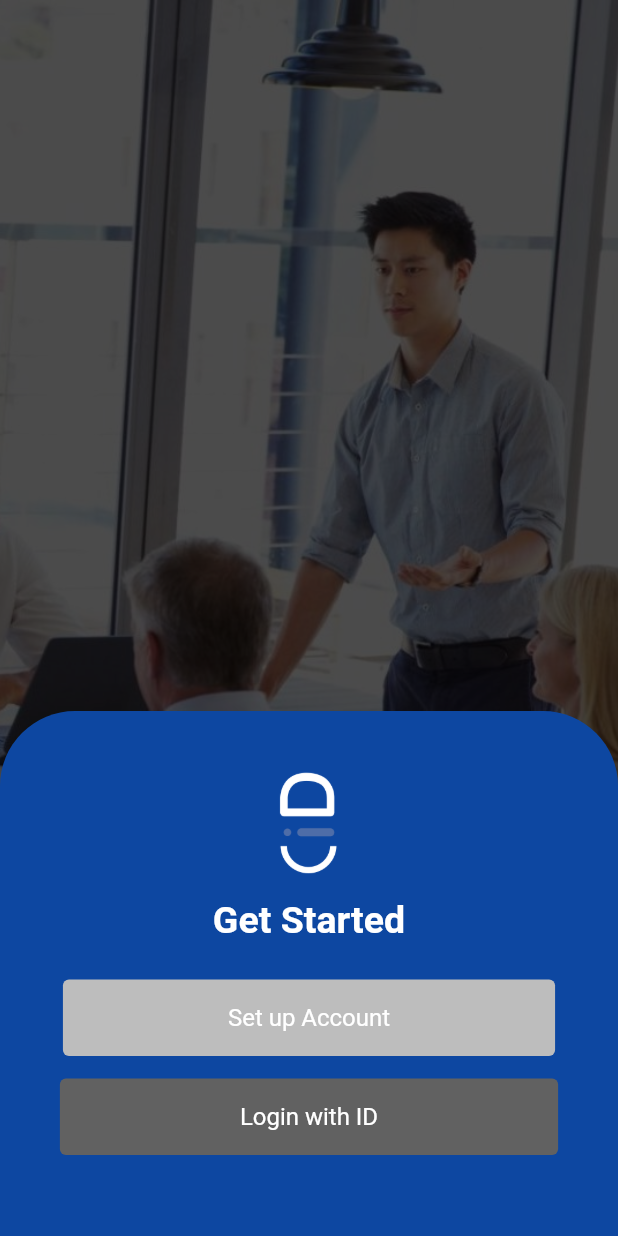
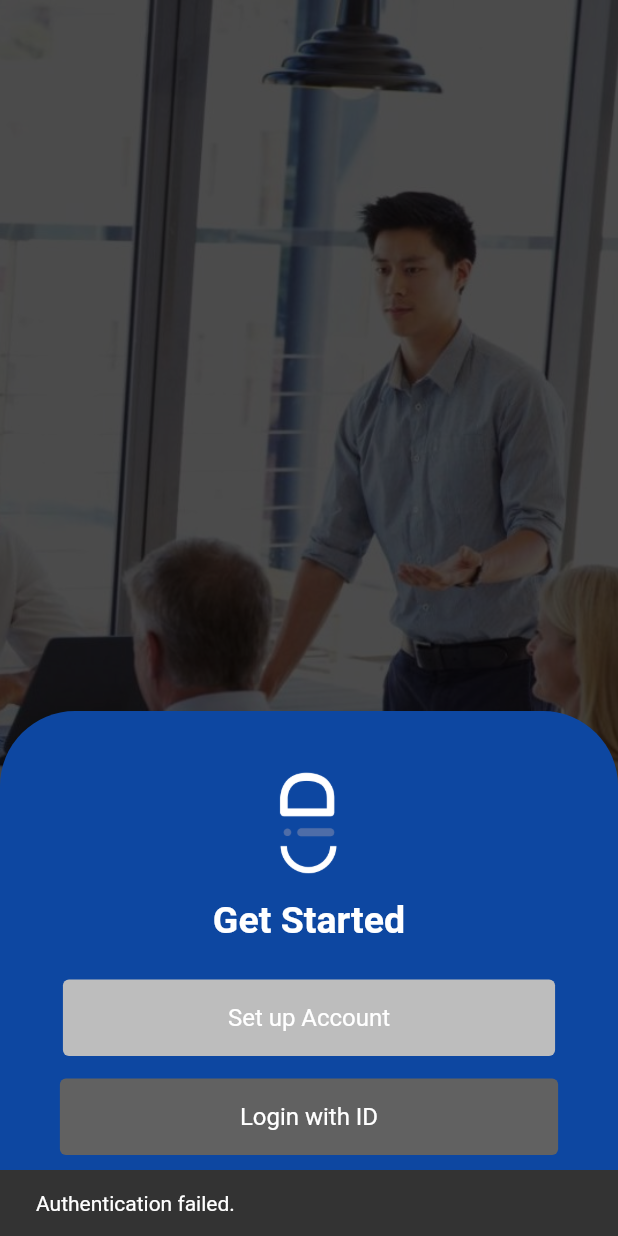
Before and after one commit to Kar-Sha/E-ID, a Flutter app: the screen it shows after launch, after a tap on "Login with ID", on a phone screen of 412 x 824 dp. Run offline on Flutter 3.47's test engine with Material 2 defaults, Android fonts, the phone set to English and light mode, and no system bars; our stand-ins replace local_auth, smooth_page_indicator.

Commit message:
finished login button
connected login button to login functionality and home page

```diff
--- a/lib/screens/new_login.dart
+++ b/lib/screens/new_login.dart
@@ -4,6 +4,7 @@ import 'package:local_auth_ex/screens/onboarding.dart';
 import 'package:local_auth_ex/widgets/onboarding_list.dart';
 import 'package:local_auth_ex/widgets/tower_id.dart';
 import 'package:smooth_page_indicator/smooth_page_indicator.dart';
+import 'package:local_auth_ex/services/auth.dart';
 
 class Newlogin extends StatefulWidget {
   const Newlogin({Key? key}) : super(key: key);
@@ -77,7 +78,23 @@ class _Newlogin extends State<Newlogin> {
                           height: 15,
                         ),
                         TextButton(
-                          onPressed: () {},
+                          onPressed: () async {
+                            bool isAuthenticated =
+                                await AuthService.authenticateUser();
+                            if (isAuthenticated) {
+                              Navigator.push(
+                                context,
+                                MaterialPageRoute(
+                                    builder: (context) => const HomePage()),
+                              );
+                            } else {
+                              ScaffoldMessenger.of(context).showSnackBar(
+                                const SnackBar(
+                                  content: Text('Authentication failed.'),
+                                ),
+                              );
+                            }
+                          },
                           child: const Text(
                             "Login with ID",
                           ),
```
Also changed, not shown: pubspec.lock, 56 other files.
